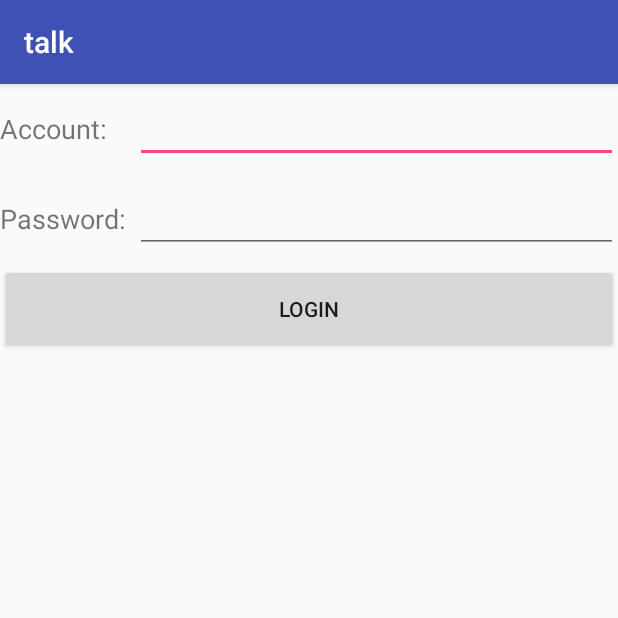
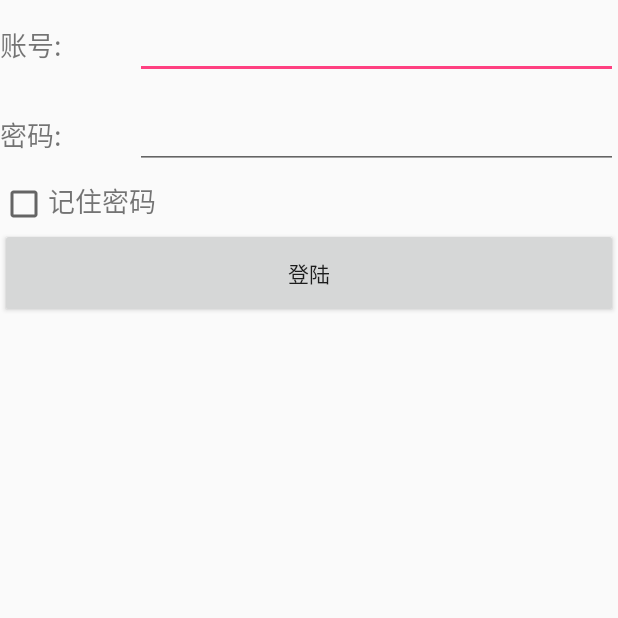
Before and after one commit to echoerz/talk, an Android app: the screen it shows after launch (LoginActivity), on a phone screen of 412 x 824 dp, the top half of it. Run offline under Robolectric (Android 15) with nearby library versions, the phone set to English and light mode, and no system bars.

Commit message:
better0408

```diff
--- a/app/src/main/java/com/example/zf/talk/LoginActivity.java
+++ b/app/src/main/java/com/example/zf/talk/LoginActivity.java
@@ -1,10 +1,14 @@
 package com.example.zf.talk;
 
 import android.content.Intent;
+import android.content.SharedPreferences;
+import android.preference.PreferenceManager;
+import android.support.v7.app.ActionBar;
 import android.support.v7.app.AppCompatActivity;
 import android.os.Bundle;
 import android.view.View;
 import android.widget.Button;
+import android.widget.CheckBox;
 import android.widget.EditText;
 import android.widget.Toast;
 
@@ -12,26 +16,60 @@ public class LoginActivity extends BsaeActivity {
     private EditText accountEdit;
     private EditText passwordEdit;
     private Button login;
+    private SharedPreferences pref;
+    private SharedPreferences.Editor editor;
+    private CheckBox rememberPass;
     @Override
     protected void onCreate(Bundle savedInstanceState) {
         super.onCreate(savedInstanceState);
         setContentView(R.layout.activity_login);
-        accountEdit = (EditText)findViewById(R.id.account);
-        passwordEdit = (EditText)findViewById(R.id.password);
+
+        ActionBar actionBar = getSupportActionBar();
+        if(actionBar != null)
+        {
+            actionBar.hide();
+        }//隐藏标题栏
+
+        pref = PreferenceManager.getDefaultSharedPreferences(this);  //记住密码参数
+        accountEdit = (EditText)findViewById(R.id.account);         //获取账号ID
+        passwordEdit = (EditText)findViewById(R.id.password);       //获取密码ID
+        rememberPass = (CheckBox)findViewById(R.id.remember_pass);  // 获取是否记住密码ID
         login = (Button) findViewById(R.id.login);
+
+        boolean isRemember = pref.getBoolean("remember_password",false);
+        if (isRemember){
+            String ac = pref.getString("account","");
+            String ps = pref.getString("password","");
+            accountEdit.setText(ac);
+            passwordEdit.setText(ps);
+            rememberPass.setChecked(true);
+        }                                       //读取文件中账户密码
+
         login.setOnClickListener(new View.OnClickListener() {
             @Override
-            public void onClick(View v) {
+            public void onClick(View v) {                    //按键判断是否登陆
                 String account = accountEdit.getText().toString();
                 String password = passwordEdit.getText().toString();
                 if (account.equals("zijie") && password.equals("5201314")){
-                    Toast.makeText(LoginActivity.this,"登陆成功",
-                            Toast.LENGTH_SHORT).show();
+                    //账号是否正确
+                   // Toast.makeText(LoginActivity.this,"登陆成功",
+                   //         Toast.LENGTH_SHORT).show();
+
+                    editor = pref.edit();
+                    if (rememberPass.isChecked()){
+                        editor.putBoolean("remember_password",true);
+                        editor.putString("account",account);
+                        editor.putString("password",password);
+                    }else {
+                        editor.clear();
+                    }
+                    editor.apply();                      //保存密码
+
                     Intent intent = new Intent(LoginActivity.this,talkchoose.class);
                     startActivity(intent);
                     finish();
                 }else {
-                    Toast.makeText(LoginActivity.this,"something is wrong,please try again",
+                    Toast.makeText(LoginActivity.this,"账户或密码错误",
                             Toast.LENGTH_SHORT).show();
                 }
             }
--- a/app/src/main/res/layout/activity_login.xml
+++ b/app/src/main/res/layout/activity_login.xml
@@ -1,7 +1,8 @@
 <LinearLayout xmlns:android="http://schemas.android.com/apk/res/android"
     android:orientation="vertical"
     android:layout_width="match_parent"
-    android:layout_height="match_parent">
+    android:layout_height="match_parent"
+    >
     <LinearLayout
         android:orientation="horizontal"
         android:layout_width="match_parent"
@@ -11,7 +12,7 @@
             android:layout_height="wrap_content"
             android:layout_gravity="center_vertical"
             android:textSize="18sp"
-            android:text="Account:"/>
+            android:text="账号:"/>
         <EditText
             android:id="@+id/account"
             android:layout_height="wrap_content"
@@ -29,7 +30,7 @@
             android:layout_height="wrap_content"
             android:layout_gravity="center_vertical"
             android:textSize="18sp"
-            android:text="Password:"/>
+            android:text="密码:"/>
         <EditText
             android:id="@+id/password"
             android:layout_height="wrap_content"
@@ -39,10 +40,26 @@
             android:inputType="textPassword"/>
     </LinearLayout>
 
+
+    <LinearLayout
+        android:orientation="horizontal"
+        android:layout_height="wrap_content"
+        android:layout_width="match_parent">
+        <CheckBox
+            android:layout_width="wrap_content"
+            android:layout_height="wrap_content"
+            android:id="@+id/remember_pass"/>
+        <TextView
+            android:layout_height="wrap_content"
+            android:layout_width="wrap_content"
+            android:text="记住密码"
+            android:textSize="18sp"/>
+    </LinearLayout>
+
     <Button
         android:id="@+id/login"
         android:layout_width="match_parent"
         android:layout_height="60dp"
-        android:text="Login"/>
+        android:text="登陆"/>
 
 </LinearLayout>
--- a/app/src/main/res/layout/activity_main.xml
+++ b/app/src/main/res/layout/activity_main.xml
@@ -10,6 +10,7 @@
         android:layout_width="match_parent"
         android:layout_height="0dp"
         android:layout_weight="1"
+        android:scrollbarSize="200dp"
         />
     <LinearLayout
         android:layout_width="match_parent"
--- a/app/src/main/res/layout/activity_talkchoose.xml
+++ b/app/src/main/res/layout/activity_talkchoose.xml
@@ -6,7 +6,7 @@
 
         <LinearLayout
             android:id="@+id/buju_1"
-            android:layout_width="wrap_content"
+            android:layout_width="match_parent"
             android:layout_height="80dp"
             android:layout_alignParentBottom="true"
             android:layout_centerHorizontal="true"
@@ -18,7 +18,7 @@
                     android:layout_height="80dp"
                     android:layout_alignParentBottom="true"
                     android:layout_alignParentLeft="true"
-                    android:background="#ffffff"
+                    android:background="#22eedd"
                     android:gravity="center"
                     android:textSize="20dp"
                     android:layout_margin="20dp"
```
Also changed, not shown: app/src/main/AndroidManifest.xml (+5 -3 lines), app/src/main/java/com/example/zf/talk/File.java (+7 -1 lines), app/src/main/java/com/example/zf/talk/MainActivity.java (+9 -3 lines), app/src/main/java/com/example/zf/talk/talkchoose.java (+3 -6 lines), app/src/main/res/layout/activity_chooseren.xml (+4 -23 lines), app/src/main/res/layout/activity_test.xml (+4 -3 lines), app/src/main/res/drawable/game_login.png (added).
